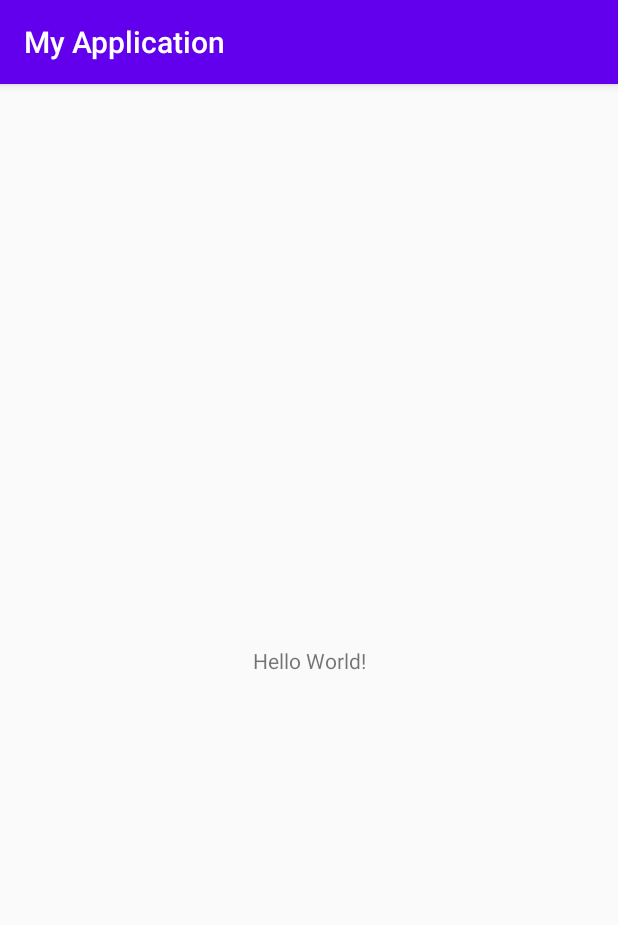
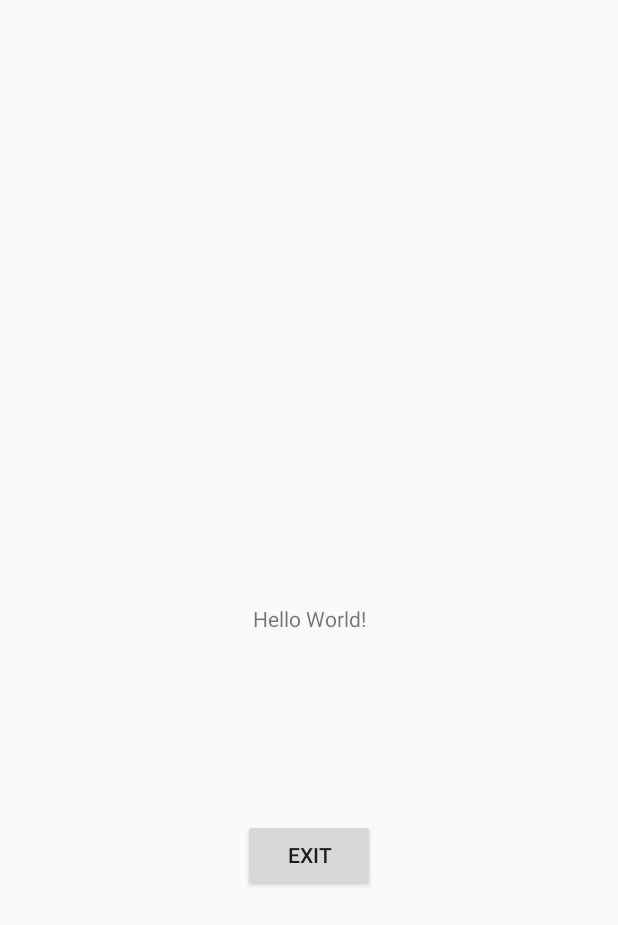
Before and after one commit to DongGeun974/Kiosk, an Android app: the screen it shows after launch (MainActivity), on a phone screen of 412 x 824 dp. Shown: the top 925 px of the screen. Run offline under Robolectric (Android 15) with nearby library versions, the light colour scheme and no system bars.

Commit message:
make exit button

```diff
--- a/app/src/main/java/com/example/myapplication/MainActivity.java
+++ b/app/src/main/java/com/example/myapplication/MainActivity.java
@@ -3,20 +3,32 @@ package com.example.myapplication;
 import androidx.appcompat.app.AppCompatActivity;
 
 import android.os.Bundle;
+import android.view.View;
 import android.view.WindowManager;
+import android.widget.Button;
 
 public class MainActivity extends AppCompatActivity {
     public void onBackPressed() {
         //super.onBackPressed();
     }
+
     @Override
     protected void onCreate(Bundle savedInstanceState) {
 
         getWindow().setFlags(WindowManager.LayoutParams.FLAG_FULLSCREEN,
                 WindowManager.LayoutParams.FLAG_FULLSCREEN);
 
+        super.onCreate(savedInstanceState);
 
-        super.onCreate(savedInstanceState);
         setContentView(R.layout.activity_main);
+
+        Button exitButton = (Button) findViewById(R.id.exitButton);
+
+        exitButton.setOnClickListener(new View.OnClickListener(){
+            @Override
+            public void onClick(View v){
+                finish();
+            }
+        });
     }
 }
--- a/app/src/main/res/layout/activity_main.xml
+++ b/app/src/main/res/layout/activity_main.xml
@@ -7,6 +7,7 @@
     tools:context=".MainActivity">
 
     <TextView
+        android:id="@+id/textView"
         android:layout_width="wrap_content"
         android:layout_height="wrap_content"
         android:text="Hello World!"
@@ -15,4 +16,18 @@
         app:layout_constraintRight_toRightOf="parent"
         app:layout_constraintTop_toTopOf="parent" />
 
+    <Button
+        android:id="@+id/exitButton"
+        android:layout_width="wrap_content"
+        android:layout_height="wrap_content"
+        android:layout_marginTop="124dp"
+        android:text="exit"
+        app:layout_constraintBottom_toBottomOf="parent"
+        app:layout_constraintEnd_toEndOf="parent"
+        app:layout_constraintHorizontal_bias="0.5"
+        app:layout_constraintStart_toStartOf="parent"
+        app:layout_constraintTop_toBottomOf="@+id/textView"
+        app:layout_constraintVertical_bias="0.0" />
+
+
 </androidx.constraintlayout.widget.ConstraintLayout>
--- a/app/src/main/res/values/styles.xml
+++ b/app/src/main/res/values/styles.xml
@@ -1,7 +1,7 @@
 <resources>
 
     <!-- Base application theme. -->
-    <style name="AppTheme" parent="Theme.AppCompat.Light.DarkActionBar">
+    <style name="AppTheme" parent="Theme.AppCompat.Light.NoActionBar">
         <!-- Customize your theme here. -->
         <item name="colorPrimary">@color/colorPrimary</item>
         <item name="colorPrimaryDark">@color/colorPrimaryDark</item>
```
